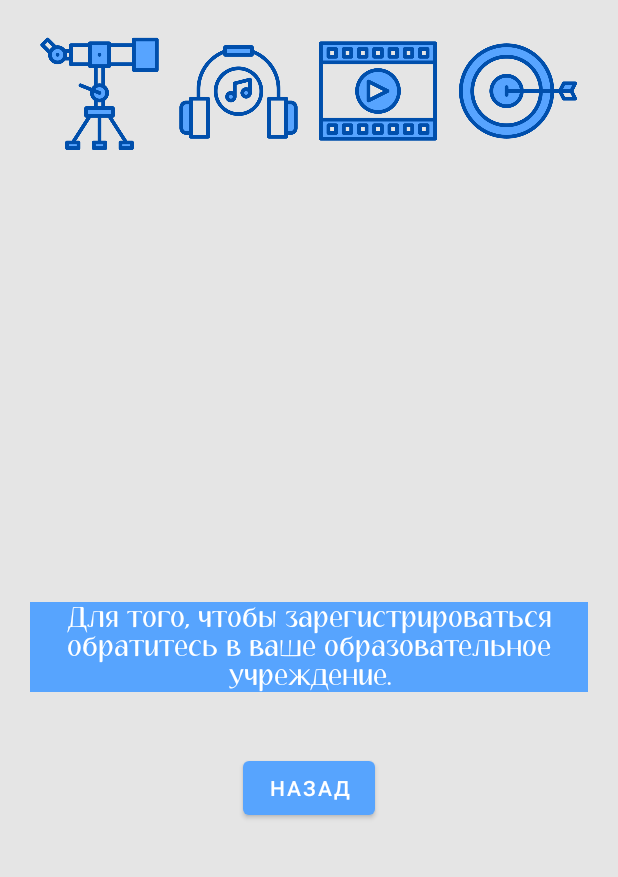
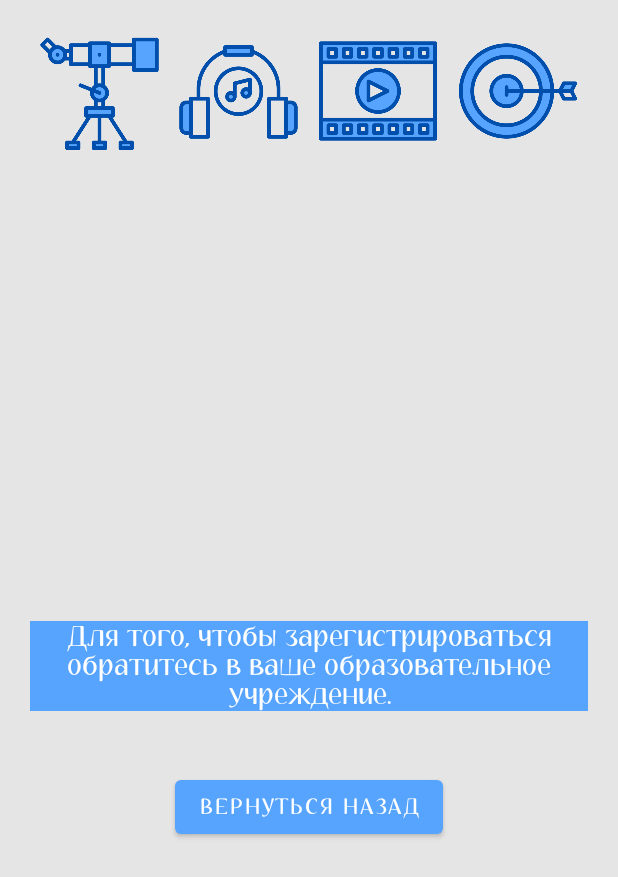
Before and after one commit to el-bess/Pracice_3, an Android app: the Activity3 screen opened directly, with no data from a screen before it, on a phone screen of 412 x 824 dp. Shown: the top 877 px of the screen. Run offline under Robolectric (Android 15) with nearby library versions, the light colour scheme and no system bars.

Commit message:
Fourth commit

```diff
--- a/app/src/main/java/com/example/ejornal/MainActivity.java
+++ b/app/src/main/java/com/example/ejornal/MainActivity.java
@@ -45,7 +45,6 @@ public class MainActivity extends AppCompatActivity {
         @Override
         public void onClick(View view) {
             Intent intent = new Intent(MainActivity.this, Activity3.class);
-
             startActivity(intent);
         }
     };
--- a/app/src/main/res/layout/activity_3.xml
+++ b/app/src/main/res/layout/activity_3.xml
@@ -64,9 +64,10 @@
         android:orientation="vertical"
         app:layout_constraintBottom_toBottomOf="parent"
         app:layout_constraintEnd_toEndOf="parent"
+        app:layout_constraintHorizontal_bias="0.0"
         app:layout_constraintStart_toStartOf="parent"
         app:layout_constraintTop_toTopOf="@+id/imageView3"
-        app:layout_constraintVertical_bias="0.6">
+        app:layout_constraintVertical_bias="0.619">
 
         <TextView
             android:id="@+id/textView"
@@ -89,7 +90,8 @@
             android:layout_gravity="center"
             android:layout_margin="20dp"
             android:gravity="center"
-            android:text="Назад" />
+            android:fontFamily="@font/aubrey_pro"
+            android:text="Вернуться назад" />
     </LinearLayout>
 
 </androidx.constraintlayout.widget.ConstraintLayout>
--- a/app/src/main/res/layout/activity_main.xml
+++ b/app/src/main/res/layout/activity_main.xml
@@ -16,7 +16,7 @@
         android:src="@drawable/background_2"
         app:layout_constraintBottom_toBottomOf="parent"
         app:layout_constraintEnd_toEndOf="parent"
-        app:layout_constraintHorizontal_bias="0.0"
+        app:layout_constraintHorizontal_bias="1.0"
         app:layout_constraintStart_toStartOf="parent"
         app:layout_constraintTop_toTopOf="parent"
         app:layout_constraintVertical_bias="0.0" />
@@ -97,7 +97,7 @@
         android:textColor="@color/white"
         app:layout_constraintBottom_toBottomOf="parent"
         app:layout_constraintEnd_toEndOf="parent"
-        app:layout_constraintHorizontal_bias="0.027"
+        app:layout_constraintHorizontal_bias="0.022"
         app:layout_constraintStart_toEndOf="@+id/linearLayout"
         app:layout_constraintTop_toTopOf="@+id/imageView"
         app:layout_constraintVertical_bias="0.614" />
@@ -139,7 +139,7 @@
         android:inputType="textPersonName"
         app:layout_constraintBottom_toTopOf="@+id/editTextTextPassword"
         app:layout_constraintEnd_toEndOf="@+id/imageView"
-        app:layout_constraintHorizontal_bias="0.547"
+        app:layout_constraintHorizontal_bias="0.519"
         app:layout_constraintStart_toStartOf="@+id/imageView"
         app:layout_constraintTop_toTopOf="@+id/imageView"
         app:layout_constraintVertical_bias="1.0" />
--- a/app/src/main/res/layout/activity_second.xml
+++ b/app/src/main/res/layout/activity_second.xml
@@ -79,7 +79,7 @@
             android:fontFamily="@font/aubrey_pro"
             android:text="@string/logIn"
             android:textColor="@color/white"
-            android:textSize="20sp" />
+            android:textSize="18sp" />
 
         <TextView
             android:id="@+id/showLogin"
--- a/app/src/main/res/values-night/themes.xml
+++ b/app/src/main/res/values-night/themes.xml
@@ -3,7 +3,6 @@
     <style name="Theme.EJornal" parent="Theme.MaterialComponents.DayNight.DarkActionBar">
         <!-- Primary brand color. -->
         <item name="colorPrimary">@color/purple_200</item>
-        <item name="colorPrimaryVariant">@color/purple_700</item>
         <item name="colorOnPrimary">@color/black</item>
         <!-- Secondary brand color. -->
         <item name="colorSecondary">@color/teal_200</item>
--- a/app/src/main/res/values/themes.xml
+++ b/app/src/main/res/values/themes.xml
@@ -3,7 +3,6 @@
     <style name="Theme.EJornal" parent="Theme.MaterialComponents.DayNight.NoActionBar">
         <!-- Primary brand color. -->
         <item name="colorPrimary">@color/blue</item>
-
         <item name="colorOnPrimary">@color/white</item>
         <!-- Secondary brand color. -->
         <item name="colorSecondary">@color/teal_200</item>
```
